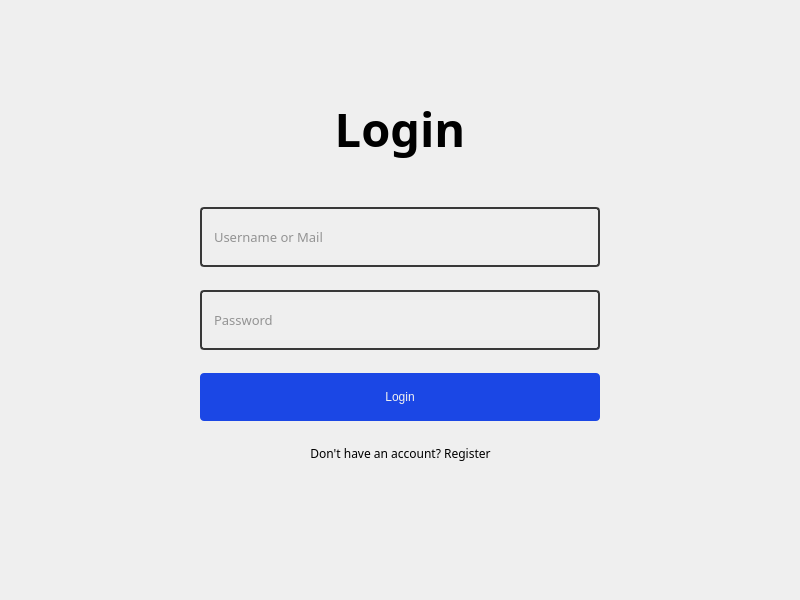
efeKbkci/CarRentalApp, file ui/uiFiles/loginWindow.ui: the form before one commit.
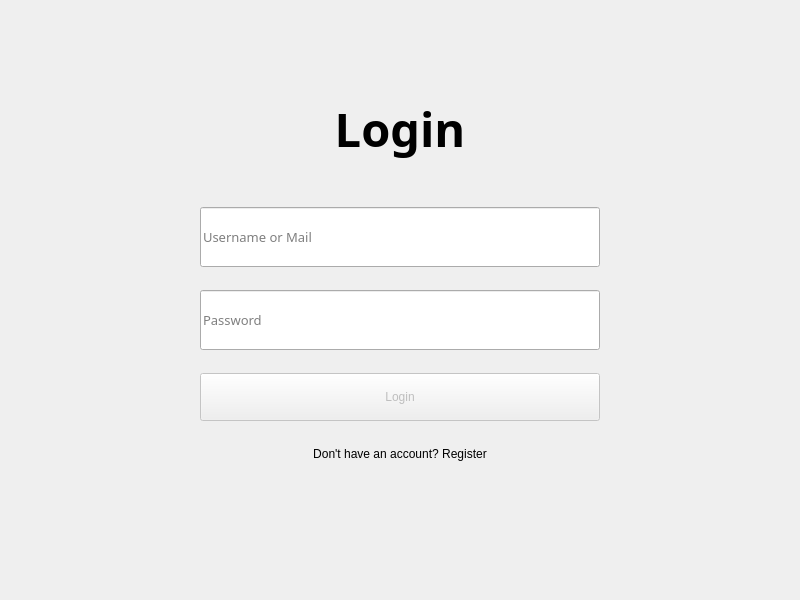
The form after the commit.

```diff
--- a/ui/uiFiles/loginWindow.ui
+++ b/ui/uiFiles/loginWindow.ui
@@ -10,19 +10,17 @@
     <height>600</height>
    </rect>
   </property>
+  <property name="maximumSize">
+   <size>
+    <width>800</width>
+    <height>600</height>
+   </size>
+  </property>
   <property name="windowTitle">
    <string>Form</string>
   </property>
   <property name="styleSheet">
-   <string notr="true">QLineEdit {
-	padding-left : 10px;
-	border: 2px solid #383838;
-	border-radius : 4px;
-	background-color: transparent;
-	color : #383838;
-}
-
-</string>
+   <string notr="true"/>
   </property>
   <layout class="QVBoxLayout" name="verticalLayout_2">
    <item>
@@ -106,6 +104,9 @@
          <pointsize>10</pointsize>
         </font>
        </property>
+       <property name="text">
+        <string/>
+       </property>
        <property name="placeholderText">
         <string>Username or Mail</string>
        </property>
@@ -137,6 +138,12 @@
          <pointsize>10</pointsize>
         </font>
        </property>
+       <property name="styleSheet">
+        <string notr="true"/>
+       </property>
+       <property name="text">
+        <string/>
+       </property>
        <property name="placeholderText">
         <string>Password</string>
        </property>
@@ -144,6 +151,9 @@
      </item>
      <item alignment="Qt::AlignHCenter">
       <widget class="QPushButton" name="login_btn">
+       <property name="enabled">
+        <bool>false</bool>
+       </property>
        <property name="minimumSize">
         <size>
          <width>400</width>
@@ -157,20 +167,7 @@
         </size>
        </property>
        <property name="styleSheet">
-        <string notr="true">QPushButton {
-	background-color: #1B47E5;
-	color : #F0F0F0;
-	border-radius: 4px;
-	font: 57 11pt &quot;Roboto Mono Medium&quot;;
-}
-
-QPushButton::hover {
-	background-color: #1D3282;
-}
-
-QPushButton::pressed {
-	background-color: rgb(33, 58, 150);
-}</string>
+        <string notr="true"/>
        </property>
        <property name="text">
         <string>Login</string>
@@ -195,25 +192,17 @@
          </property>
         </spacer>
        </item>
-       <item alignment="Qt::AlignRight">
-        <widget class="QLabel" name="register_btn">
-         <property name="sizePolicy">
-          <sizepolicy hsizetype="Expanding" vsizetype="Fixed">
-           <horstretch>0</horstretch>
-           <verstretch>0</verstretch>
-          </sizepolicy>
-         </property>
-         <property name="font">
-          <font>
-           <family>Roboto Mono</family>
-          </font>
+       <item>
+        <widget class="QPushButton" name="register_btn">
+         <property name="styleSheet">
+          <string notr="true">QPushButton {
+	background-color: transparent;
+	border: None;
+}</string>
          </property>
          <property name="text">
           <string>Don't have an account? Register</string>
          </property>
-         <property name="alignment">
-          <set>Qt::AlignCenter</set>
-         </property>
         </widget>
        </item>
        <item>
```
